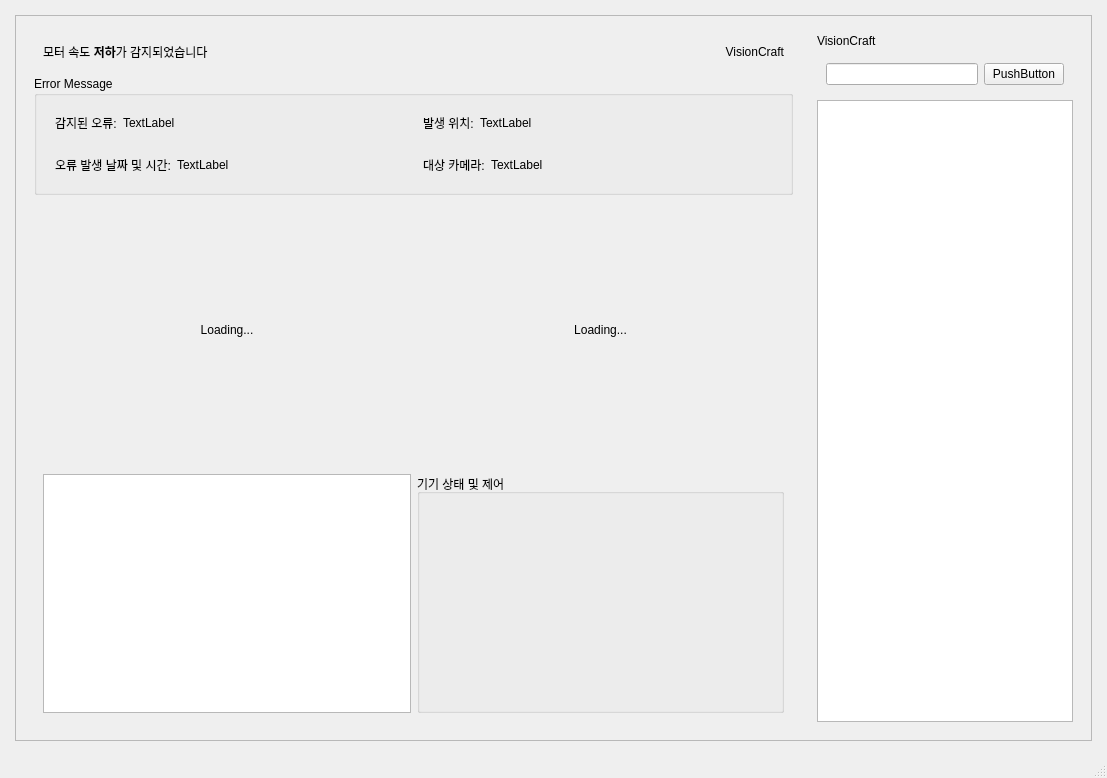
This is client_qt/conveyor.ui in VisionCraft2025/client_qt as Qt 5 draws it before an edit. The edited form follows.
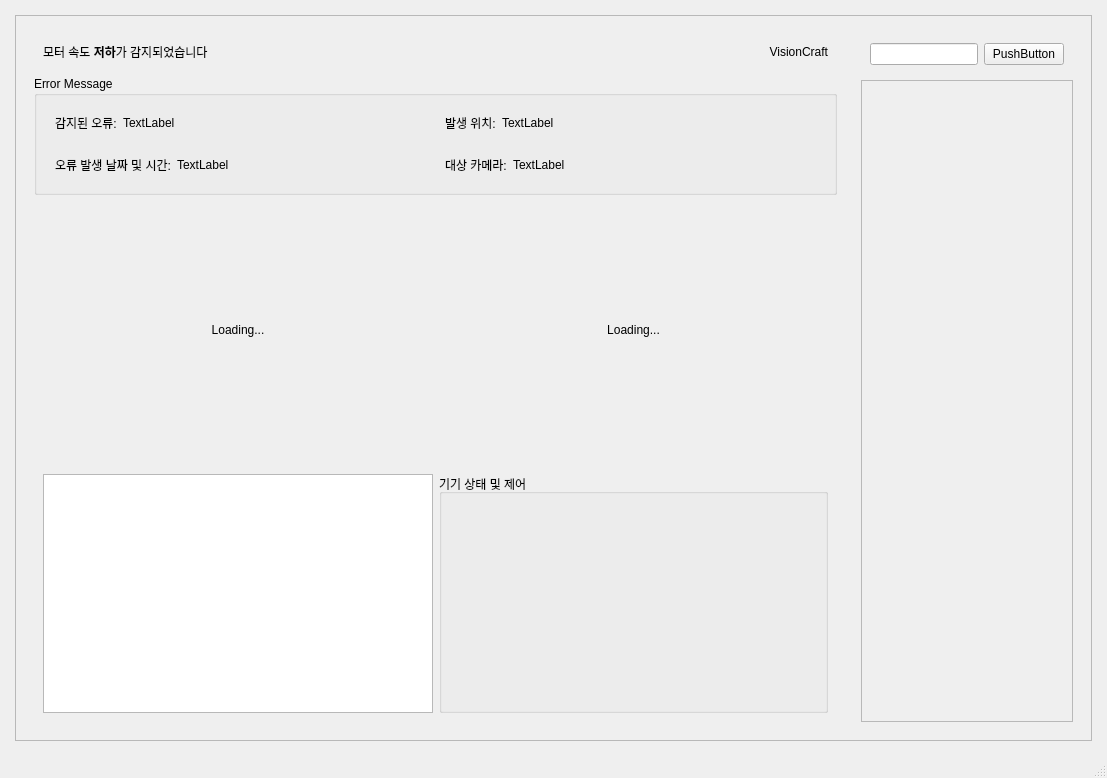
This is the edited form.

Commit message: Style/#46: Apply right panel UI to Conveyor tab

Diff of the .ui file:
```diff
--- a/client_qt/conveyor.ui
+++ b/client_qt/conveyor.ui
@@ -299,13 +299,6 @@
           </sizepolicy>
          </property>
          <layout class="QVBoxLayout" name="verticalLayout_4">
-          <item>
-           <widget class="QLabel" name="label">
-            <property name="text">
-             <string>VisionCraft</string>
-            </property>
-           </widget>
-          </item>
           <item>
            <widget class="QWidget" name="widget_7" native="true">
             <layout class="QHBoxLayout" name="horizontalLayout_9">
@@ -323,7 +316,21 @@
            </widget>
           </item>
           <item>
-           <widget class="QListWidget" name="listWidget"/>
+           <widget class="QScrollArea" name="scrollArea">
+            <property name="widgetResizable">
+             <bool>true</bool>
+            </property>
+            <widget class="QWidget" name="scrollAreaWidgetContents">
+             <property name="geometry">
+              <rect>
+               <x>0</x>
+               <y>0</y>
+               <width>270</width>
+               <height>591</height>
+              </rect>
+             </property>
+            </widget>
+           </widget>
           </item>
          </layout>
         </widget>
```
Left out of the diff: 2 changed lines with no effect on the pictures. The commit also changes 4 other files.
